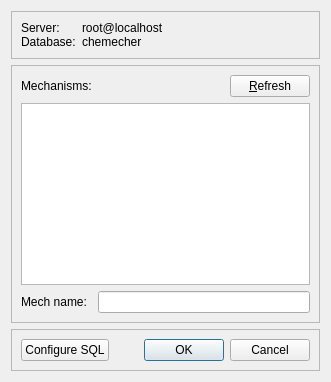
stevenvergenz/chemecher, file src/gui/forms/mechdb.ui: the form before one commit.
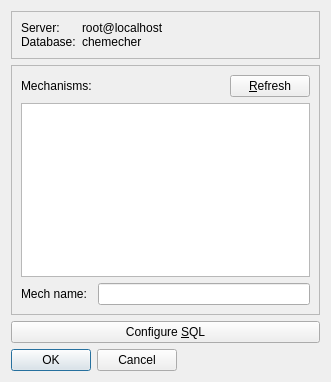
The form after the commit.

```diff
--- a/src/gui/forms/mechdb.ui
+++ b/src/gui/forms/mechdb.ui
@@ -103,21 +103,21 @@
         </property>
        </widget>
       </item>
-      <item row="2" column="0" colspan="4">
+      <item row="1" column="0" colspan="4">
        <widget class="QListWidget" name="mechlist">
         <property name="sortingEnabled">
          <bool>true</bool>
         </property>
        </widget>
       </item>
-      <item row="3" column="0">
+      <item row="2" column="0">
        <widget class="QLabel" name="infmechname">
         <property name="text">
          <string>Mech name:</string>
         </property>
        </widget>
       </item>
-      <item row="3" column="1" colspan="3">
+      <item row="2" column="1" colspan="3">
        <widget class="QLineEdit" name="mechname">
         <property name="readOnly">
          <bool>false</bool>
@@ -148,32 +148,26 @@
     </widget>
    </item>
    <item>
-    <widget class="QFrame" name="frame">
-     <property name="frameShape">
-      <enum>QFrame::StyledPanel</enum>
+    <widget class="QPushButton" name="configure">
+     <property name="text">
+      <string>Configure &amp;SQL</string>
      </property>
-     <property name="frameShadow">
-      <enum>QFrame::Raised</enum>
+    </widget>
+   </item>
+   <item>
+    <widget class="QDialogButtonBox" name="buttonBox">
+     <property name="sizePolicy">
+      <sizepolicy hsizetype="Fixed" vsizetype="Fixed">
+       <horstretch>0</horstretch>
+       <verstretch>0</verstretch>
+      </sizepolicy>
      </property>
-     <layout class="QHBoxLayout" name="horizontalLayout">
-      <item>
-       <widget class="QPushButton" name="configure">
-        <property name="text">
-         <string>Configure SQL</string>
-        </property>
-       </widget>
-      </item>
-      <item>
-       <widget class="QDialogButtonBox" name="buttonBox">
-        <property name="orientation">
-         <enum>Qt::Horizontal</enum>
-        </property>
-        <property name="standardButtons">
-         <set>QDialogButtonBox::Cancel|QDialogButtonBox::Ok</set>
-        </property>
-       </widget>
-      </item>
-     </layout>
+     <property name="orientation">
+      <enum>Qt::Horizontal</enum>
+     </property>
+     <property name="standardButtons">
+      <set>QDialogButtonBox::Cancel|QDialogButtonBox::Ok</set>
+     </property>
     </widget>
    </item>
   </layout>
```
Left out of the diff: 66 changed lines with no effect on the pictures.
